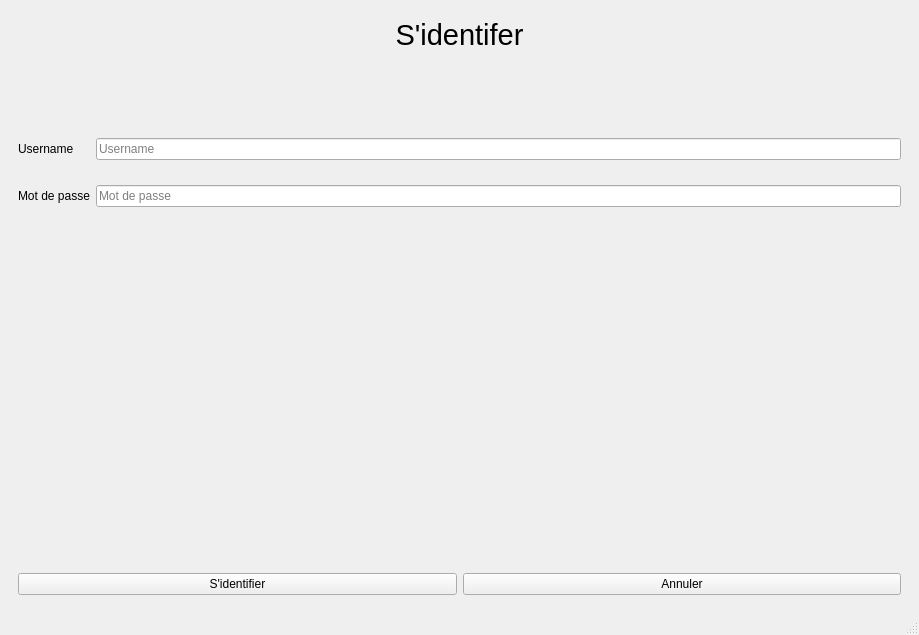
Old version of the form mainwindow.ui in the repository MouadKH9/library-cpp.
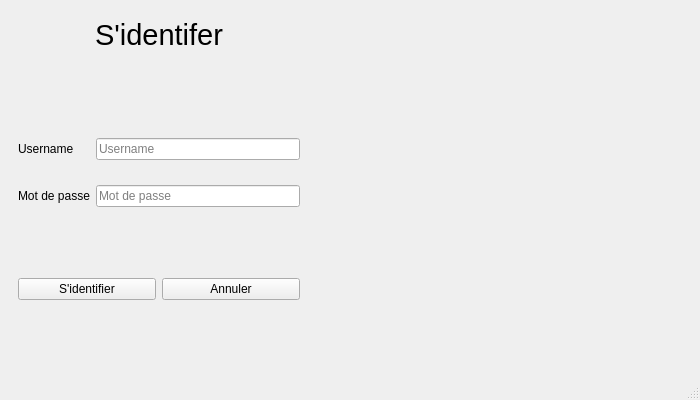
New version of the form. The open tabs and pages were chosen to show the change. Icons and pictures are not drawn.

The edit to the form file:
```diff
--- a/mainwindow.ui
+++ b/mainwindow.ui
@@ -6,8 +6,8 @@
    <rect>
     <x>0</x>
     <y>0</y>
-    <width>919</width>
-    <height>635</height>
+    <width>700</width>
+    <height>400</height>
    </rect>
   </property>
   <property name="windowTitle">
@@ -408,6 +408,18 @@
        </layout>
       </widget>
       <widget class="QWidget" name="page_2">
+       <property name="sizePolicy">
+        <sizepolicy hsizetype="Fixed" vsizetype="Fixed">
+         <horstretch>200</horstretch>
+         <verstretch>0</verstretch>
+        </sizepolicy>
+       </property>
+       <property name="maximumSize">
+        <size>
+         <width>300</width>
+         <height>300</height>
+        </size>
+       </property>
        <layout class="QVBoxLayout" name="verticalLayout">
         <item>
          <widget class="QLabel" name="label">
```
Left out of the diff: 12 changed lines with no effect on the pictures.
